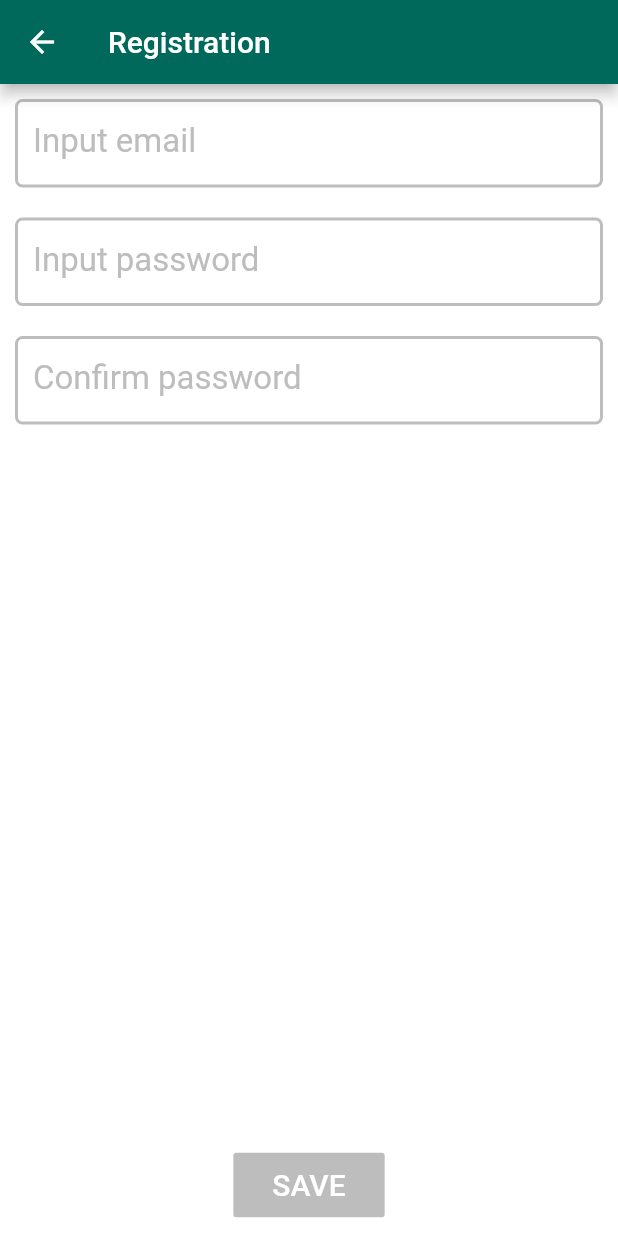
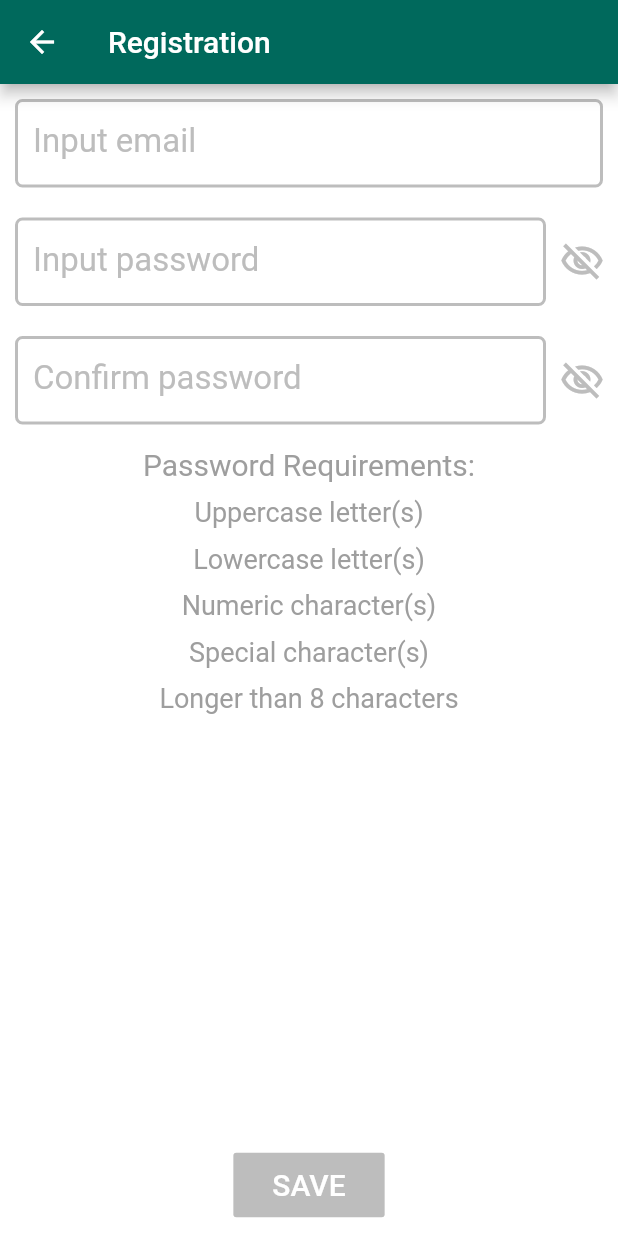
Before and after one commit to Alexandr-Kulbachka/Ksolo, a Flutter app: the Registration screen opened by its route, on a phone screen of 412 x 824 dp. Run offline on Flutter 3.47's test engine with Material 2 defaults, Android fonts, the phone set to English and light mode, and no system bars; our stand-ins replace firebase_core; accounts and stored records are empty.

Commit message:
Finished 'registration' page layout

```diff
--- a/lib/components/app_text_field.dart
+++ b/lib/components/app_text_field.dart
@@ -5,6 +5,10 @@ import '../style/app_color_scheme.dart';
 
 class AppTextField extends StatelessWidget {
   final bool readOnly;
+  final bool enableSuggestions;
+  final bool autocorrect;
+  final bool obscureText;
+  final EdgeInsets margin;
   final EdgeInsets padding;
   final int maxLines;
   final Color textColor;
@@ -43,13 +47,21 @@ class AppTextField extends StatelessWidget {
     this.onChanged,
     this.onTap,
     this.textColor,
+    this.enableSuggestions = true,
+    this.autocorrect = true,
+    this.obscureText = false,
+    this.margin,
   }) : super(key: key);
 
   @override
   Widget build(BuildContext context) {
     return Container(
+        margin: margin ?? EdgeInsets.all(0),
         padding: padding ?? EdgeInsets.all(0),
         child: TextField(
+          obscureText: obscureText,
+          enableSuggestions: enableSuggestions,
+          autocorrect: autocorrect,
           readOnly: readOnly,
           controller: fieldController ?? TextEditingController(),
           focusNode: fieldFocusNode ?? FocusNode(),
--- a/lib/components/circled_appbar_button.dart
+++ b/lib/components/circled_button.dart
@@ -1,7 +1,7 @@
 import 'package:flutter/cupertino.dart';
 import 'package:flutter/material.dart';
 
-class CircledAppbarIcon extends StatelessWidget {
+class CircledButton extends StatelessWidget {
   final double size;
   final EdgeInsets margin;
   final IconData icon;
@@ -9,7 +9,7 @@ class CircledAppbarIcon extends StatelessWidget {
   final Color iconColor;
   final void Function() onPressed;
 
-  CircledAppbarIcon({
+  CircledButton({
     this.size = 10,
     this.margin,
     this.buttonColor,
--- a/lib/pages/basic/home_page.dart
+++ b/lib/pages/basic/home_page.dart
@@ -5,7 +5,7 @@ import 'package:provider/provider.dart';
 import '../../app/services/tasks_service.dart';
 import '../../components/app_card.dart';
 import '../../app/services/app_color_service.dart';
-import '../../components/circled_appbar_button.dart';
+import '../../components/circled_button.dart';
 import '../../enums/app_elements.dart';
 import '../../style/app_color_scheme.dart';
 
@@ -32,17 +32,18 @@ class _HomeState extends State<Home> {
       return Scaffold(
         backgroundColor: AppElements.background.color(),
         appBar: AppBar(
+          leading: Container(),
           backgroundColor: AppElements.appbar.color(),
           title: Text('HOME'),
           actions: [
-            CircledAppbarIcon(
+            CircledButton(
               size: 45,
               margin: EdgeInsets.symmetric(horizontal: 4),
               iconColor: AppElements.basicText.color(),
               icon: Icons.search,
               onPressed: () {},
             ),
-            CircledAppbarIcon(
+            CircledButton(
               size: 45,
               margin: EdgeInsets.only(left: 4, right: 15),
               iconColor: AppElements.basicText.color(),
@@ -57,7 +58,7 @@ class _HomeState extends State<Home> {
           child: Center(
             child: tasksService.size == 0
                 ? Text(
-                    'No lists',
+                    'No tasks',
                     style: TextStyle(
                       fontSize: 25,
                       color: AppColorService.currentAppColorScheme.mainColor,
--- a/lib/pages/start/registration/registration_page.dart
+++ b/lib/pages/start/registration/registration_page.dart
@@ -1,3 +1,4 @@
+import 'package:Ksolo/components/circled_button.dart';
 import 'package:flutter/cupertino.dart';
 import 'package:flutter/material.dart';
 import 'package:provider/provider.dart';
@@ -27,6 +28,15 @@ class _RegistrationState extends State<Registration> {
   bool _isEmailValid = false;
   bool _isPasswordValid = false;
   bool _isConfirmPasswordValid = false;
+
+  bool _hasUppercase;
+  bool _hasDigits;
+  bool _hasLowercase;
+  bool _hasSpecialCharacters;
+  bool _hasMinLength;
+
+  bool _isPasswordObscured = true;
+  bool _isConfirmPasswordObscured = true;
 
   RegExp _emailRegExp = RegExp(
       r"^[a-zA-Z0-9.a-zA-Z0-9.!#$%&'*+-/=?^_`{|}~]+@[a-zA-Z0-9]+\.[a-zA-Z]+");
@@ -82,95 +92,7 @@ class _RegistrationState extends State<Registration> {
               fit: StackFit.expand,
               children: [
                 ListView(
-                  children: [
-                    AppTextField(
-                      padding: EdgeInsets.all(10),
-                      fieldController: _emailController,
-                      fieldFocusNode: _emailFocusNode,
-                      maxLines: 1,
-                      cursorColor:
-                          AppColorService.currentAppColorScheme.mainColor,
-                      labelText: "Input email",
-                      labelColor: _emailFocusNode.hasFocus ||
-                              _emailController.text.length > 0
-                          ? AppElements.textFieldEnabled.color()
-                          : AppElements.textFieldDisabled.color(),
-                      enabledBorderColor: AppElements.textFieldEnabled.color(),
-                      disabledBorderColor: _emailController.text.length > 0
-                          ? AppElements.textFieldEnabled.color()
-                          : AppElements.textFieldDisabled.color(),
-                      errorText: _isEmailValid || _emailController.text.isEmpty
-                          ? null
-                          : "Invalid email",
-                      onChanged: (value) {
-                        if (_emailRegExp.hasMatch(value)) {
-                          _isEmailValid = true;
-                        } else {
-                          _isEmailValid = false;
-                        }
-                        setState(() {
-                          checkFields();
-                        });
-                      },
-                    ),
-                    AppTextField(
-                      padding: EdgeInsets.all(10),
-                      fieldController: _passwordController,
-                      fieldFocusNode: _passwordFocusNode,
-                      maxLines: 1,
-                      cursorColor:
-                          AppColorService.currentAppColorScheme.mainColor,
-                      labelText: "Input password",
-                      labelColor: _passwordFocusNode.hasFocus ||
-                              _passwordController.text.length > 0
-                          ? AppElements.textFieldEnabled.color()
-                          : AppElements.textFieldDisabled.color(),
-                      enabledBorderColor: AppElements.textFieldEnabled.color(),
-                      disabledBorderColor: _passwordController.text.length > 0
-                          ? AppElements.textFieldEnabled.color()
-                          : AppElements.textFieldDisabled.color(),
-                      errorText:
-                          _isPasswordValid || _passwordController.text.isEmpty
-                              ? null
-                              : "Invalid password",
-                      onChanged: (value) {
-                        _isPasswordValid = _isPasswordCompliant(value);
-                        _isPasswordsMatched();
-                        setState(() {
-                          checkFields();
-                        });
-                      },
-                    ),
-                    AppTextField(
-                      padding: EdgeInsets.all(10),
-                      fieldController: _confirmPasswordController,
-                      fieldFocusNode: _confirmPasswordFocusNode,
-                      maxLines: 1,
-                      cursorColor:
-                          AppColorService.currentAppColorScheme.mainColor,
-                      labelText: "Confirm password",
-                      labelColor: _confirmPasswordFocusNode.hasFocus ||
-                              _confirmPasswordController.text.length > 0
-                          ? AppElements.textFieldEnabled.color()
-                          : AppElements.textFieldDisabled.color(),
-                      enabledBorderColor: AppElements.textFieldEnabled.color(),
-                      disabledBorderColor:
-                          _confirmPasswordController.text.length > 0
-                              ? AppElements.textFieldEnabled.color()
-                              : AppElements.textFieldDisabled.color(),
-                      errorText: _isConfirmPasswordValid ||
-                              _confirmPasswordController.text.isEmpty
-                          ? null
-                          : "Invalid password",
-                      onChanged: (value) {
-                        _isConfirmPasswordValid = _isPasswordCompliant(value);
-                        _isPasswordsMatched();
-                        setState(() {
-                          checkFields();
-                        });
-                      },
-                    ),
-                  ],
+                  children: [_fields(), _passwordRequirements()],
                 ),
                 Positioned(
                     child: Align(
@@ -189,7 +111,7 @@ class _RegistrationState extends State<Registration> {
                       onPressed: () {
                         if (_canSave) {
                           setState(() {
-                            Navigator.of(context).pushNamed('/home');
+                            Navigator.of(context).pushReplacementNamed('/home');
                           });
                         }
                       }),
@@ -206,23 +128,212 @@ class _RegistrationState extends State<Registration> {
     });
   }
 
-  bool _isPasswordCompliant(String password, [int minLength = 6]) {
+  Widget _fields() {
+    return Column(children: [
+      AppTextField(
+        padding: EdgeInsets.all(10),
+        fieldController: _emailController,
+        fieldFocusNode: _emailFocusNode,
+        maxLines: 1,
+        cursorColor: AppColorService.currentAppColorScheme.mainColor,
+        labelText: "Input email",
+        labelColor: _emailFocusNode.hasFocus || _emailController.text.length > 0
+            ? AppElements.textFieldEnabled.color()
+            : AppElements.textFieldDisabled.color(),
+        enabledBorderColor: AppElements.textFieldEnabled.color(),
+        disabledBorderColor: _emailController.text.length > 0
+            ? AppElements.textFieldEnabled.color()
+            : AppElements.textFieldDisabled.color(),
+        errorText: _isEmailValid || _emailController.text.isEmpty
+            ? null
+            : "Invalid email",
+        onChanged: (value) {
+          setState(() {
+            if (_emailRegExp.hasMatch(value)) {
+              _isEmailValid = true;
+            } else {
+              _isEmailValid = false;
+            }
+            checkFields();
+          });
+        },
+      ),
+      Row(
+        mainAxisSize: MainAxisSize.min,
+        children: [
+          Flexible(
+              child: AppTextField(
+            obscureText: _isPasswordObscured,
+            autocorrect: false,
+            enableSuggestions: false,
+            padding: EdgeInsets.only(left: 10, top: 10, bottom: 10),
+            fieldController: _passwordController,
+            fieldFocusNode: _passwordFocusNode,
+            maxLines: 1,
+            cursorColor: AppColorService.currentAppColorScheme.mainColor,
+            labelText: "Input password",
+            labelColor: _passwordFocusNode.hasFocus ||
+                    _passwordController.text.length > 0
+                ? AppElements.textFieldEnabled.color()
+                : AppElements.textFieldDisabled.color(),
+            enabledBorderColor: AppElements.textFieldEnabled.color(),
+            disabledBorderColor: _passwordController.text.length > 0
+                ? AppElements.textFieldEnabled.color()
+                : AppElements.textFieldDisabled.color(),
+            errorText: _isPasswordValid || _passwordController.text.isEmpty
+                ? null
+                : "Invalid password",
+            onChanged: (value) {
+              setState(() {
+                _isPasswordValid = _isPasswordCompliant(value);
+                _isPasswordsMatched();
+                checkFields();
+              });
+            },
+          )),
+          CircledButton(
+              size: 40,
+              icon: _isPasswordObscured
+                  ? Icons.visibility_off_outlined
+                  : Icons.visibility_outlined,
+              iconColor: _passwordFocusNode.hasFocus ||
+                      _passwordController.text.length > 0
+                  ? AppElements.textFieldEnabled.color()
+                  : AppElements.textFieldDisabled.color(),
+              onPressed: () {
+                setState(() {
+                  _isPasswordObscured = !_isPasswordObscured;
+                });
+              })
+        ],
+      ),
+      Row(
+        children: [
+          Flexible(
+              child: AppTextField(
+            obscureText: _isConfirmPasswordObscured,
+            autocorrect: false,
+            enableSuggestions: false,
+            padding: EdgeInsets.only(left: 10, top: 10, bottom: 10),
+            fieldController: _confirmPasswordController,
+            fieldFocusNode: _confirmPasswordFocusNode,
+            maxLines: 1,
+            cursorColor: AppColorService.currentAppColorScheme.mainColor,
+            labelText: "Confirm password",
+            labelColor: _confirmPasswordFocusNode.hasFocus ||
+                    _confirmPasswordController.text.length > 0
+                ? AppElements.textFieldEnabled.color()
+                : AppElements.textFieldDisabled.color(),
+            enabledBorderColor: AppElements.textFieldEnabled.color(),
+            disabledBorderColor: _confirmPasswordController.text.length > 0
+                ? AppElements.textFieldEnabled.color()
+                : AppElements.textFieldDisabled.color(),
+            errorText: _isConfirmPasswordValid ||
+                    _confirmPasswordController.text.isEmpty
+                ? null
+                : "Invalid password",
+            onChanged: (value) {
+              setState(() {
+                _isPasswordsMatched();
+                checkFields();
+              });
+            },
+          )),
+          CircledButton(
+              size: 40,
+              icon: _isConfirmPasswordObscured
+                  ? Icons.visibility_off_outlined
+                  : Icons.visibility_outlined,
+              iconColor: _confirmPasswordFocusNode.hasFocus ||
+                      _confirmPasswordController.text.length > 0
+                  ? AppElements.textFieldEnabled.color()
+                  : AppElements.textFieldDisabled.color(),
+              onPressed: () {
+                setState(() {
+                  _isConfirmPasswordObscured = !_isConfirmPasswordObscured;
+                });
+              }),
+        ],
+      )
+    ]);
+  }
+
+  Widget _passwordRequirements() {
+    return Column(children: [
+      _passwordRequirement(
+          text: 'Password Requirements:',
+          color: _passwordController.text.isEmpty
+              ? Colors.grey
+              : AppElements.appbar.color(),
+          size: 20),
+      _passwordRequirement(
+          text: 'Uppercase letter(s)',
+          color: _passwordController.text.isEmpty
+              ? Colors.grey
+              : _hasUppercase
+                  ? AppElements.appbar.color()
+                  : Colors.red),
+      _passwordRequirement(
+          text: 'Lowercase letter(s)',
+          color: _passwordController.text.isEmpty
+              ? Colors.grey
+              : _hasLowercase
+                  ? AppElements.appbar.color()
+                  : Colors.red),
+      _passwordRequirement(
+          text: 'Numeric character(s)',
+          color: _passwordController.text.isEmpty
+              ? Colors.grey
+              : _hasDigits
+                  ? AppElements.appbar.color()
+                  : Colors.red),
+      _passwordRequirement(
+          text: 'Special character(s)',
+          color: _passwordController.text.isEmpty
+              ? Colors.grey
+              : _hasSpecialCharacters
+                  ? AppElements.appbar.color()
+                  : Colors.red),
+      _passwordRequirement(
+          text: 'Longer than 8 characters',
+          color: _passwordController.text.isEmpty
+              ? Colors.grey
+              : _hasMinLength
+                  ? AppElements.appbar.color()
+                  : Colors.red),
+    ]);
+  }
+
+  Widget _passwordRequirement({String text, Color color, double size}) {
+    return Container(
+      margin: EdgeInsets.symmetric(vertical: 5),
+      child: Text(
+        text,
+        style: TextStyle(
+          color: color,
+          fontSize: size ?? 18,
+        ),
+      ),
+    );
+  }
+
+  bool _isPasswordCompliant(String password, [int minLength = 8]) {
     if (password == null || password.isEmpty) {
       return false;
     }
 
-    bool hasUppercase = password.contains(new RegExp(r'[A-Z]'));
-    bool hasDigits = password.contains(new RegExp(r'[0-9]'));
-    bool hasLowercase = password.contains(new RegExp(r'[a-z]'));
-    bool hasSpecialCharacters =
+    _hasUppercase = password.contains(new RegExp(r'[A-Z]'));
+    _hasDigits = password.contains(new RegExp(r'[0-9]'));
+    _hasLowercase = password.contains(new RegExp(r'[a-z]'));
+    _hasSpecialCharacters =
         password.contains(new RegExp(r'[!@#$%^&*(),.?"_:{}|<>+-]'));
-    bool hasMinLength = password.length > minLength;
+    _hasMinLength = password.length > minLength;
 
-    return hasDigits &
-        hasUppercase &
-        hasLowercase &
-        hasSpecialCharacters &
-        hasMinLength;
+    return _hasDigits &
+        _hasUppercase &
+        _hasLowercase &
+        _hasSpecialCharacters &
+        _hasMinLength;
   }
 
   void _isPasswordsMatched() {
```
